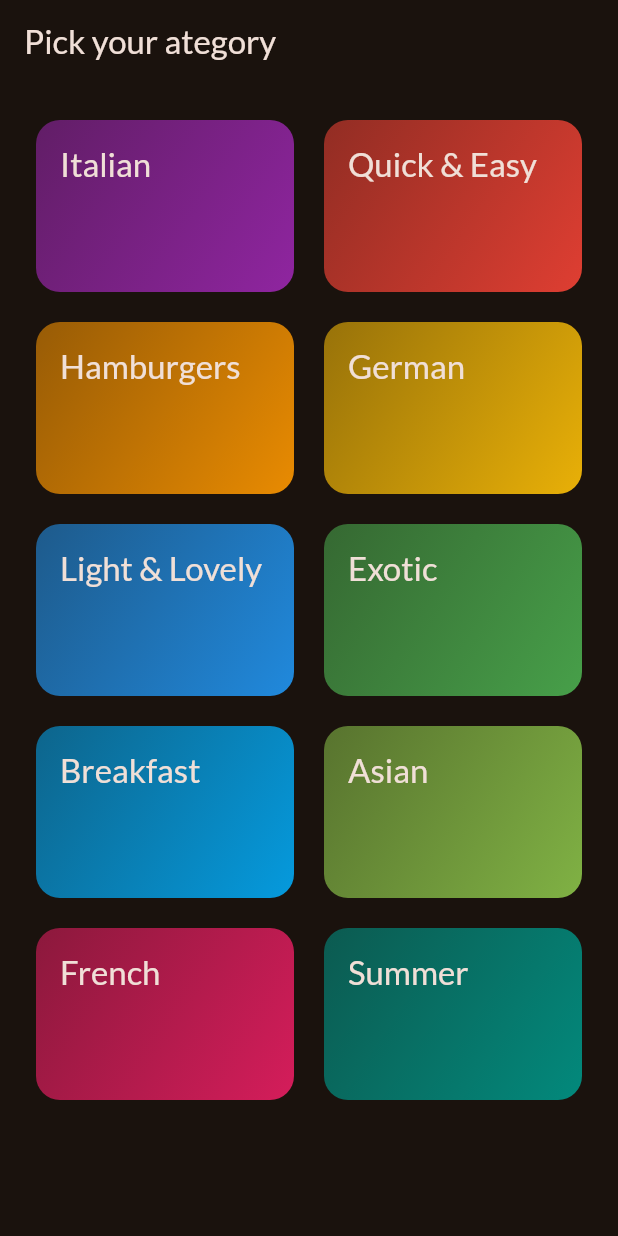
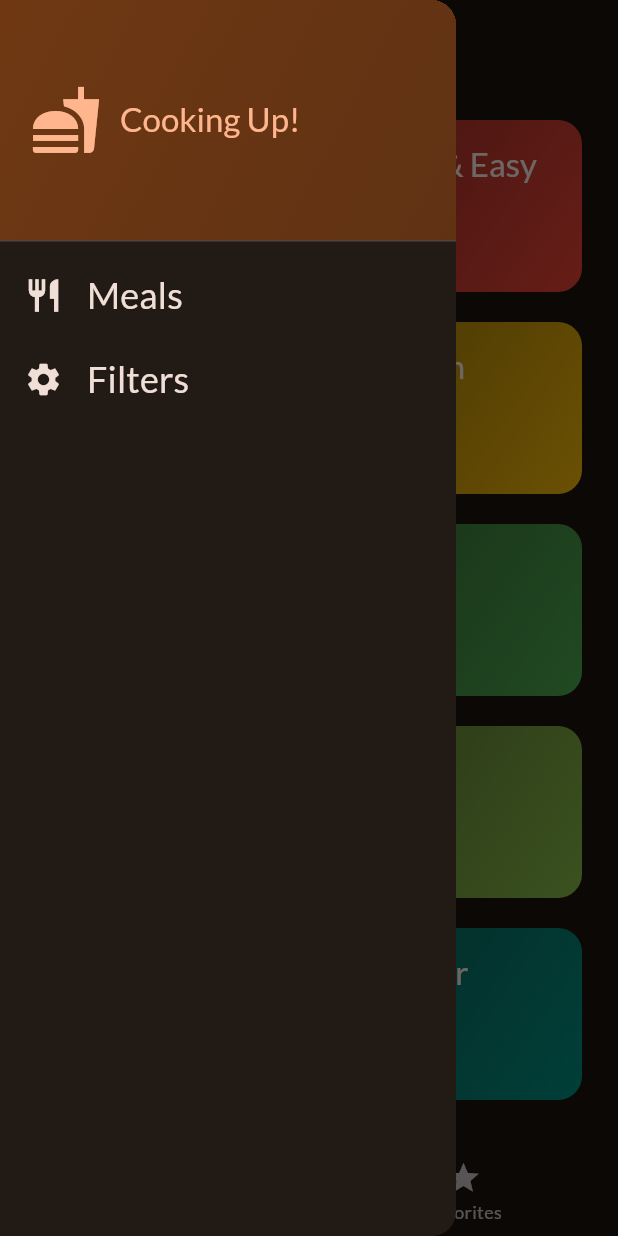
Before and after one commit to SenghengMeasheanh/Meals_App, a Flutter app: the screen it shows after launch, with the side drawer open (before the commit the screen has no drawer), on a phone screen of 412 x 824 dp. Run offline on Flutter 3.47's test engine with Material 3 defaults, Android fonts, the phone set to English and light mode, and no system bars; our stand-ins replace flutter_riverpod, google_fonts, transparent_image.

Commit message:
add favorites tab, filter food, and add provider for state management

```diff
--- a/lib/main.dart
+++ b/lib/main.dart
@@ -1,7 +1,7 @@
 import 'package:flutter/material.dart';
-
+import 'package:flutter_riverpod/flutter_riverpod.dart';
 import 'package:google_fonts/google_fonts.dart';
-import 'package:meals_app/screens/categories.dart';
+import 'package:meals_app/screens/tabs.dart';
 
 final theme = ThemeData(
   useMaterial3: true,
@@ -13,7 +13,9 @@ final theme = ThemeData(
 );
 
 void main() {
-  runApp(const App());
+  runApp(const ProviderScope(
+    child: App(),
+  ));
 }
 
 class App extends StatelessWidget {
@@ -23,7 +25,7 @@ class App extends StatelessWidget {
   Widget build(BuildContext context) {
     return MaterialApp(
       theme: theme,
-      home: const CategoriesScreen()
+      home: const TabsScreen(),
     );
   }
 }
--- /dev/null
+++ b/lib/providers/meals_provider.dart
@@ -0,0 +1,6 @@
+import 'package:flutter_riverpod/flutter_riverpod.dart';
+import 'package:meals_app/data/dummy_data.dart';
+
+final mealsProvider = Provider((ref) {
+  return dummyMeals;
+});
--- a/lib/screens/categories.dart
+++ b/lib/screens/categories.dart
@@ -1,20 +1,25 @@
 import 'package:flutter/material.dart';
 import 'package:meals_app/data/dummy_data.dart';
+import 'package:meals_app/models/meal.dart';
 import 'package:meals_app/screens/meals.dart';
 import 'package:meals_app/widgets/category_grid_item.dart';
 import 'package:meals_app/models/category.dart';
 
 class CategoriesScreen extends StatelessWidget {
-  const CategoriesScreen({super.key});
+  const CategoriesScreen({super.key, required this.onToggleFavorite, required this.availableMeals});
+
+  final Function(Meal meal) onToggleFavorite;
+  final List<Meal>availableMeals;
 
   void _selectCategory(BuildContext context, Category category) {
-    final filteredMeals = dummyMeals.where((meal) => meal.categories.contains(category.id)).toList();
+    final filteredMeals = availableMeals.where((meal) => meal.categories.contains(category.id)).toList();
 
     Navigator.of(context).push(
       MaterialPageRoute(
         builder: (ctx) =>  MealsScreen(
           title: category.title,
           meals: filteredMeals,
+          onToggleFavorite: onToggleFavorite,
         ),
       ),
     );
@@ -22,11 +27,7 @@ class CategoriesScreen extends StatelessWidget {
 
   @override
   Widget build(BuildContext context) {
-    return Scaffold(
-      appBar: AppBar(
-        title: const Text('Pick your ategory'),
-      ),
-      body: GridView(
+    return GridView(
         padding: const EdgeInsets.all(24),
         gridDelegate: const SliverGridDelegateWithFixedCrossAxisCount(
           crossAxisCount: 2,
@@ -43,7 +44,6 @@ class CategoriesScreen extends StatelessWidget {
               },
             )
         ],
-      ),
     );
   }
 }
--- /dev/null
+++ b/lib/screens/tabs.dart
@@ -0,0 +1,135 @@
+import 'package:flutter/material.dart';
+import 'package:flutter_riverpod/flutter_riverpod.dart';
+import 'package:meals_app/providers/meals_provider.dart';
+import 'package:meals_app/screens/categories.dart';
+import 'package:meals_app/screens/filters.dart';
+import 'package:meals_app/screens/meals.dart';
+import 'package:meals_app/models/meal.dart';
+import 'package:meals_app/widgets/main_drawer.dart';
+
+const kInitialFilters = {
+  Filter.glutenFree: false,
+  Filter.lactoseFree: false,
+  Filter.vegetarian: false,
+  Filter.vegan: false,
+};
+
+class TabsScreen extends ConsumerStatefulWidget {
+  const TabsScreen({super.key});
+
+  @override
+  ConsumerState<TabsScreen> createState() => _TabsScreenState();
+}
+
+class _TabsScreenState extends ConsumerState<TabsScreen> {
+  final List<Meal> _favoriteMeals = [];
+  Map<Filter, bool> _selectedFilters = kInitialFilters;
+
+  void _showInfoMessage(String message) {
+    ScaffoldMessenger.of(context).clearSnackBars();
+    ScaffoldMessenger.of(context).showSnackBar(
+      SnackBar(
+        content: Text(message),
+        duration: const Duration(seconds: 2),
+      ),
+    );
+  }
+
+  void _toggleMealFavoriteStatus(Meal meal) {
+    final isExisting = _favoriteMeals.contains(meal);
+
+    setState(() {
+      if (isExisting) {
+        setState(() {
+          _favoriteMeals.remove(meal);
+        });
+        _showInfoMessage('Removed from favorites');
+      } else {
+        setState(() {
+          _favoriteMeals.add(meal);
+          _showInfoMessage('Added to favorites');
+        });
+      }
+    });
+  }
+
+  int _selectedPageIndex = 0;
+
+  void _selectPage(int index) {
+    setState(() {
+      _selectedPageIndex = index;
+    });
+  }
+
+  void _setScreen(String identifier) async {
+    Navigator.of(context).pop();
+    if (identifier == 'filters') {
+      final result = await Navigator.of(context).push<Map<Filter, bool>>(
+        MaterialPageRoute(
+          builder: (ctx) {
+            return FiltersScreen(
+              currentFilters: _selectedFilters,
+            );
+          },
+        ),
+      );
+      setState(() {
+        _selectedFilters = result ?? kInitialFilters;
+      });
+    }
+  }
+
+  @override
+  Widget build(BuildContext context) {
+    final meals = ref.watch(mealsProvider);
+    final availableMeals = meals.where((meal) {
+      if (_selectedFilters[Filter.glutenFree]! && !meal.isGlutenFree) {
+        return false;
+      }
+      if (_selectedFilters[Filter.lactoseFree]! && !meal.isLactoseFree) {
+        return false;
+      }
+      if (_selectedFilters[Filter.vegetarian]! && !meal.isVegetarian) {
+        return false;
+      }
+      if (_selectedFilters[Filter.vegan]! && !meal.isVegan) {
+        return false;
+      }
+      return true;
+    }).toList();
+    Widget activeScreen = CategoriesScreen(
+      onToggleFavorite: _toggleMealFavoriteStatus,
+      availableMeals: availableMeals,
+    );
+    var activePageTitle = 'Categories';
+
+    if (_selectedPageIndex == 1) {
+      activeScreen = MealsScreen(
+        meals: _favoriteMeals,
+        onToggleFavorite: _toggleMealFavoriteStatus,
+      );
+      activePageTitle = 'Your Favorites';
+    }
+
+    return Scaffold(
+        appBar: AppBar(title: Text(activePageTitle)),
+        drawer: MainDrawer(
+          onSelectScreen: _setScreen,
+        ),
+        body: activeScreen,
+        bottomNavigationBar: BottomNavigationBar(
+          onTap: _selectPage,
+          currentIndex: _selectedPageIndex,
+          items: const [
+            BottomNavigationBarItem(
+              icon: Icon(Icons.set_meal),
+              label: 'Categories',
+            ),
+            BottomNavigationBarItem(
+              icon: Icon(Icons.star),
+              label: 'Favorites',
+            ),
+          ],
+        ));
+  }
+}
--- /dev/null
+++ b/lib/widgets/main_drawer.dart
@@ -0,0 +1,74 @@
+import 'package:flutter/material.dart';
+
+class MainDrawer extends StatelessWidget {
+  const MainDrawer({super.key, required this.onSelectScreen});
+
+  final void Function(String identfier) onSelectScreen;
+
+  @override
+  Widget build(BuildContext context) {
+    return Drawer(
+      child: Column(
+        children: [
+          DrawerHeader(
+            padding: const EdgeInsets.all(20),
+            decoration: BoxDecoration(
+                gradient: LinearGradient(
+              colors: [
+                Theme.of(context).colorScheme.primaryContainer,
+                Theme.of(context).colorScheme.primaryContainer.withOpacity(0.8),
+              ],
+              begin: Alignment.topLeft,
+              end: Alignment.bottomRight,
+            )),
+            child: Row(
+              children: [
+                Icon(Icons.fastfood,
+                    size: 48, color: Theme.of(context).colorScheme.primary),
+                const SizedBox(width: 12),
+                Text(
+                  'Cooking Up!',
+                  style: Theme.of(context).textTheme.titleLarge!.copyWith(
+                        color: Theme.of(context).colorScheme.primary,
+                      ),
+                ),
+              ],
+            ),
+          ),
+          ListTile(
+              leading: Icon(
+                Icons.restaurant,
+                size: 26,
+                color: Theme.of(context).colorScheme.onBackground,
+              ),
+              title: Text(
+                'Meals',
+                style: Theme.of(context).textTheme.titleSmall!.copyWith(
+                      color: Theme.of(context).colorScheme.onBackground,
+                      fontSize: 24,
+                    ),
+              ),
+              onTap: () {
+                onSelectScreen('meals');
+              }),
+          ListTile(
+              leading: Icon(
+                Icons.settings,
+                size: 26,
+                color: Theme.of(context).colorScheme.onBackground,
+              ),
+              title: Text(
+                'Filters',
+                style: Theme.of(context).textTheme.titleSmall!.copyWith(
+                      color: Theme.of(context).colorScheme.onBackground,
+                      fontSize: 24,
+                    ),
+              ),
+              onTap: () {
+                onSelectScreen('filters');
+              }),
+        ],
+      ),
+    );
+  }
+}
--- a/pubspec.yaml
+++ b/pubspec.yaml
@@ -37,6 +37,7 @@ dependencies:
   cupertino_icons: ^1.0.2
   google_fonts: ^6.1.0
   transparent_image: ^2.0.1
+  flutter_riverpod: ^2.4.9
 
 dev_dependencies:
   flutter_test:
```
Also changed, not shown: lib/screens/filters.dart (added, +133 -0 lines), lib/screens/meal_details.dart (added, +77 -0 lines), lib/screens/meals.dart (+25 -4 lines), lib/widgets/meal_item.dart (+5 -2 lines), pubspec.lock.
